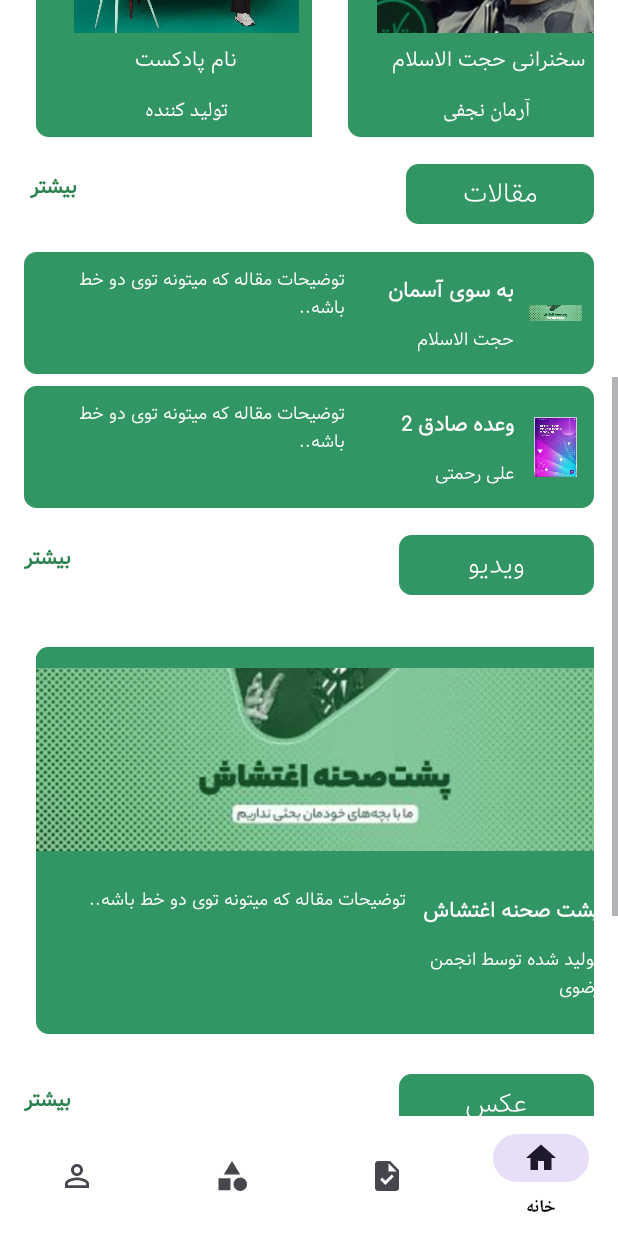
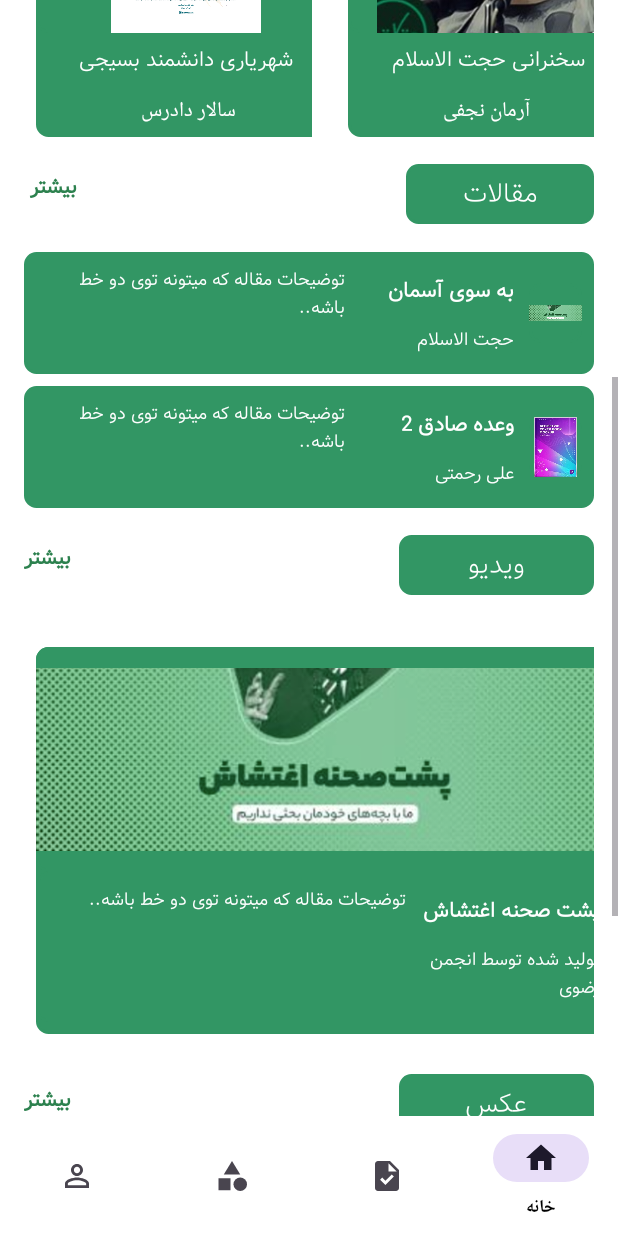
Before and after one commit to armnnjfi/Quantom, an Android app built with Jetpack Compose: the screen it shows after launch (MainActivity), scrolled down 520 dp, on a phone screen of 412 x 824 dp. Run offline under Robolectric (Android 15) with nearby library versions, the phone set to English and light mode, and no system bars; libraries missing offline, so code that uses them is left out: com.bumptech.glide; 1 statement that could not run was skipped.

Commit message:
edit podcast and picture photo

```diff
--- a/app/src/main/res/layout/fragment_home.xml
+++ b/app/src/main/res/layout/fragment_home.xml
@@ -137,7 +137,7 @@
                             android:padding="0dp">
                             <ImageView
                                 android:layout_width="match_parent"
-                                android:src="@drawable/padcast"
+                                android:src="@drawable/daneshmand"
                                 android:layout_height="150dp"
 
                                 android:background="@drawable/rounded2_background"
@@ -149,7 +149,7 @@
                                 android:layout_width="match_parent"
                                 android:layout_height="wrap_content"
                                 android:fontFamily="@font/vazirlight"
-                                android:text="نام پادکست"
+                                android:text="شهریاری دانشمند بسیجی"
 
                                 android:layout_marginTop="5dp"
                                 android:layout_marginBottom="5dp"
@@ -162,7 +162,7 @@
                                 android:layout_width="match_parent"
                                 android:layout_height="wrap_content"
                                 android:textColor="@color/white"
-                                android:text="تولید کننده"
+                                android:text="سالار دادرس "
 
                                 android:layout_marginTop="5dp"
                                 android:layout_marginBottom="5dp"
@@ -931,7 +931,7 @@
                                 android:padding="0dp">
                                 <ImageView
                                     android:layout_width="match_parent"
-                                    android:src="@drawable/padcast"
+                                    android:src="@drawable/daneshmand"
                                     android:layout_height="150dp"
                                     android:background="@drawable/rounded2_background"
                                     android:contentDescription="پادکست" />
@@ -942,7 +942,7 @@
                                     android:layout_width="match_parent"
                                     android:layout_height="wrap_content"
                                     android:fontFamily="@font/vazirlight"
-                                    android:text="نام عکس"
+                                    android:text="شهریاری دانشمند بسیجی"
 
                                     android:layout_marginTop="5dp"
                                     android:layout_marginBottom="5dp"
@@ -955,7 +955,7 @@
                                     android:layout_width="match_parent"
                                     android:layout_height="wrap_content"
                                     android:textColor="@color/white"
-                                    android:text="تولید کننده"
+                                    android:text="بسیح دانشحویی"
 
                                     android:layout_marginTop="5dp"
                                     android:layout_marginBottom="5dp"
```
Also changed, not shown: app/src/main/res/drawable/daneshmand.jpg (added), app/src/main/res/drawable/tabbin.jpg (added).
